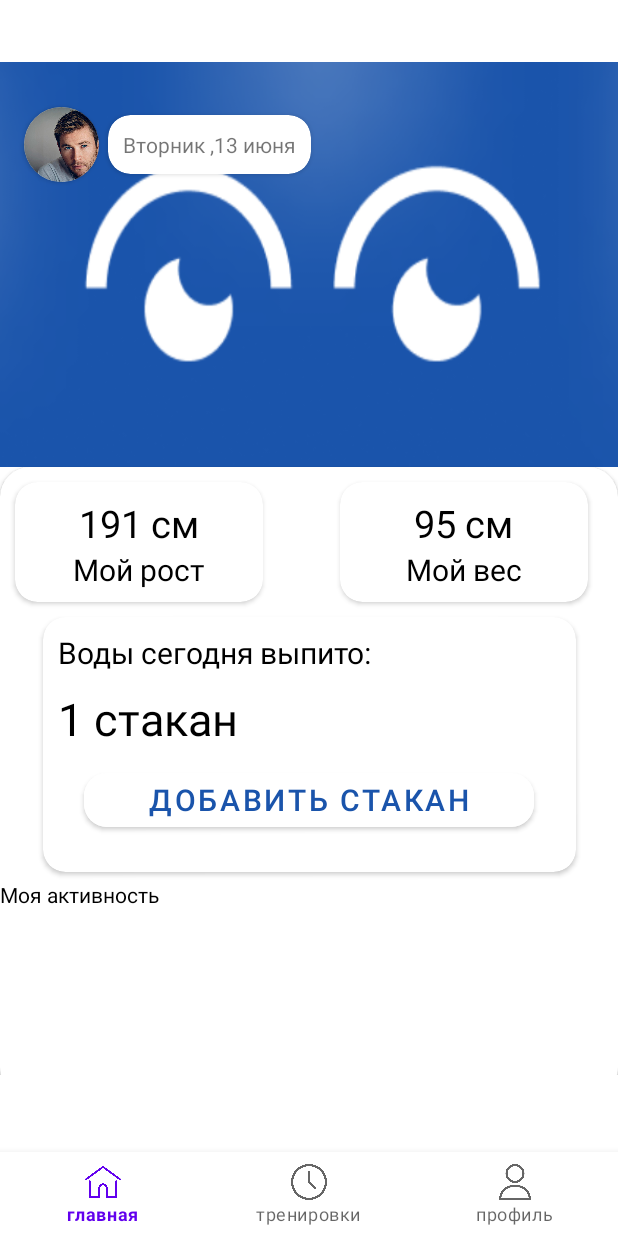
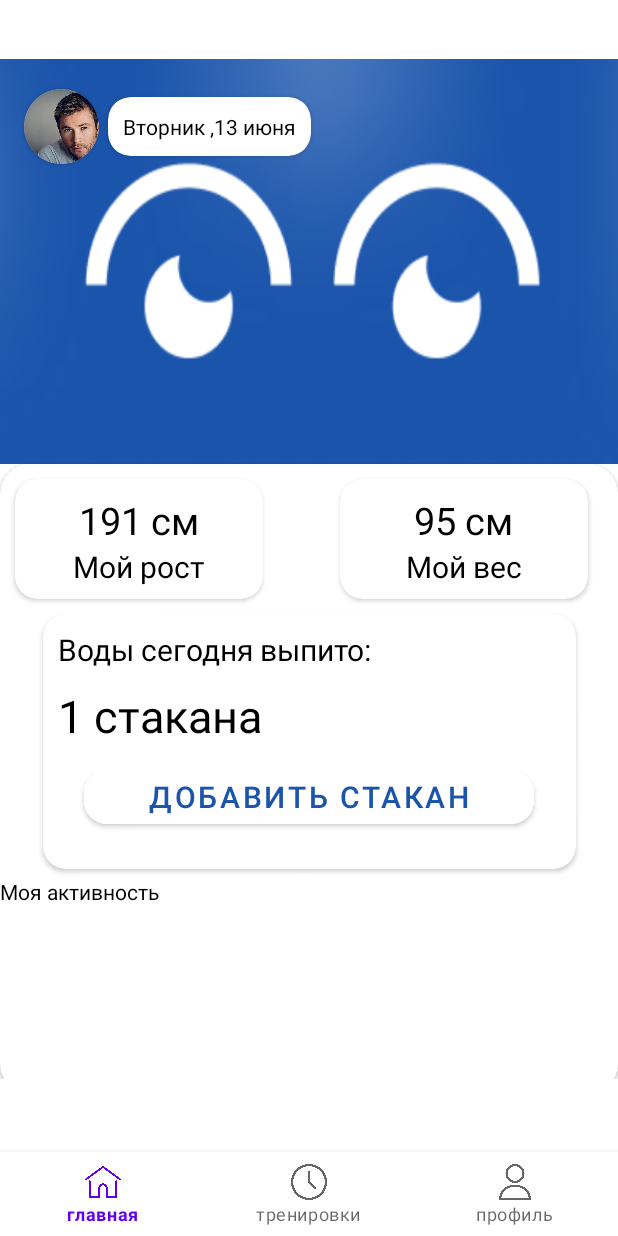
Before and after one commit to TatianaKa/FA, an Android app: the MainFragment screen opened directly, with no data from a screen before it, after a tap on "ДOБАВИТЬ СТАКАН", on a phone screen of 412 x 824 dp. Run offline under Robolectric (Android 15) with nearby library versions, the phone set to English and light mode, and no system bars; our stand-ins replace Firebase (no records; nobody signed in at launch, a user with empty details on screens opened directly), navigation-ui.

Commit message:
all work

```diff
--- a/app/src/main/AndroidManifest.xml
+++ b/app/src/main/AndroidManifest.xml
@@ -11,6 +11,9 @@
         android:supportsRtl="true"
         android:theme="@style/Theme.FA"
         tools:targetApi="31">
+        <activity
+            android:name=".main.EditDataActivity"
+            android:exported="false" />
         <activity
             android:name=".DetailActivity"
             android:exported="false" />
--- a/app/src/main/java/com/example/fa/auth/RegActivity.kt
+++ b/app/src/main/java/com/example/fa/auth/RegActivity.kt
@@ -12,6 +12,7 @@ import android.widget.TextView
 import androidx.activity.result.ActivityResultCallback
 import androidx.activity.result.contract.ActivityResultContracts
 import com.example.fa.R
+import com.example.fa.main.EditDataActivity
 import com.google.firebase.auth.FirebaseAuth
 import com.google.firebase.firestore.FirebaseFirestore
 import com.google.firebase.ktx.Firebase
@@ -98,7 +99,6 @@ class RegActivity : AppCompatActivity() {
                             db.collection("User")
                                 .add(user)
                                 .addOnSuccessListener { documentReference ->
-
                                     val intent = Intent(this, DataRegActivity::class.java)
                                     intent.putExtra("path", documentReference.id)
                                     startActivity(intent)
--- a/app/src/main/java/com/example/fa/fragment/MainFragment.kt
+++ b/app/src/main/java/com/example/fa/fragment/MainFragment.kt
@@ -1,5 +1,6 @@
 package com.example.fa.fragment
 
+import android.content.Intent
 import android.os.Build
 import android.os.Bundle
 import androidx.fragment.app.Fragment
@@ -12,6 +13,7 @@ import com.bumptech.glide.Glide
 import com.example.fa.adapter.ActivityAdapter
 import com.example.fa.adapter.WorkoutAdapter
 import com.example.fa.databinding.FragmentMainBinding
+import com.example.fa.main.EditDataActivity
 import com.example.fa.model.Activity
 import com.google.firebase.auth.FirebaseAuth
 import com.google.firebase.firestore.FirebaseFirestore
@@ -63,9 +65,28 @@ class MainFragment : Fragment() {
             11->nameMonth="ноября"
             12->nameMonth="декабря"
         }
+
+        binding.cvHeight.setOnClickListener {
+            val intent= Intent(binding.root.context, EditDataActivity::class.java)
+            intent.putExtra("type","Height")
+            startActivity(intent)
+        }
+        binding.cvWeight.setOnClickListener {
+            val intent=Intent(binding.root.context,EditDataActivity::class.java)
+            intent.putExtra("type","Weight")
+            startActivity(intent)
+        }
+
         binding.btnAddWater.setOnClickListener {
             qtyGlass+=1
-            binding.tvQty.text="$qtyGlass стакан"
+            var glass="стакан"
+            if(qtyGlass>=1 && qtyGlass<6){
+                glass="стакана"
+            }
+            else if(qtyGlass>=6){
+                glass="стаканов"
+            }
+            binding.tvQty.text="$qtyGlass $glass"
         }
 
         binding.tvDateMain.setText("$dayWeek ,$day $nameMonth")
--- a/app/src/main/res/layout/activity_login.xml
+++ b/app/src/main/res/layout/activity_login.xml
@@ -9,6 +9,7 @@
     <TextView  android:layout_width="wrap_content"
         android:layout_height="wrap_content"
         android:text="Welcome back"
+        android:textColor="@color/black"
         android:layout_gravity="center"
         android:textSize="25sp"
         android:layout_marginTop="110dp"/>
@@ -18,6 +19,7 @@
         android:layout_height="wrap_content"
         android:text="Login to continue"
         android:layout_gravity="center"
+        android:textColor="@color/black"
         android:textSize="20sp"
         android:layout_marginTop="5dp"/>
     <EditText
@@ -56,6 +58,7 @@
         android:layout_marginTop="10dp"
         android:text="create new account"
         android:layout_gravity="center"
+        android:textColor="@color/black"
         android:textSize="15sp"/>
 
 </LinearLayout>
--- a/app/src/main/res/layout/activity_main.xml
+++ b/app/src/main/res/layout/activity_main.xml
@@ -10,7 +10,7 @@
         android:id="@+id/fragment"
         android:name="androidx.navigation.fragment.NavHostFragment"
         android:layout_width="match_parent"
-        android:layout_height="675dp"
+        android:layout_height="680dp"
         android:layout_marginBottom="10dp"
         app:defaultNavHost="true"
         app:layout_constraintBottom_toTopOf="@+id/bottomNavigationView"
--- a/app/src/main/res/layout/fragment_main.xml
+++ b/app/src/main/res/layout/fragment_main.xml
@@ -21,7 +21,7 @@
             android:layout_width="50dp"
             android:layout_height="50dp"
             android:layout_marginLeft="16dp"
-            android:layout_marginTop="30dp"
+            android:layout_marginTop="20dp"
             app:cardCornerRadius="30dp">
 
             <ImageView
@@ -36,7 +36,7 @@
             android:layout_width="wrap_content"
             android:layout_height="wrap_content"
             android:layout_marginLeft="6dp"
-            android:layout_marginTop="35dp"
+            android:layout_marginTop="25dp"
             android:background="@color/white"
             app:cardCornerRadius="15dp">
 
@@ -44,6 +44,7 @@
                 android:layout_width="wrap_content"
                 android:layout_height="wrap_content"
                 android:padding="10dp"
+                android:textColor="@color/black"
                 android:id="@+id/tvDateMain"
                 android:text="Среда, 25 мая" />
         </androidx.cardview.widget.CardView>
@@ -62,7 +63,7 @@
             android:layout_height="match_parent">
 
             <androidx.cardview.widget.CardView
-                android:id="@+id/cardView"
+                android:id="@+id/cvHeight"
                 android:layout_width="165dp"
                 android:layout_height="80dp"
                 android:layout_marginLeft="10dp"
@@ -99,6 +100,7 @@
             </androidx.cardview.widget.CardView>
 
             <androidx.cardview.widget.CardView
+                android:id="@+id/cvWeight"
                 android:layout_width="165dp"
                 android:layout_height="80dp"
                 android:layout_marginTop="10dp"
@@ -144,7 +146,7 @@
                 android:layout_marginTop="10dp"
                 app:layout_constraintEnd_toEndOf="parent"
                 app:layout_constraintStart_toStartOf="parent"
-                app:layout_constraintTop_toBottomOf="@+id/cardView"
+                app:layout_constraintTop_toBottomOf="@+id/cvHeight"
                 tools:ignore="MissingConstraints">
 
                 <LinearLayout
--- a/app/src/main/res/layout/fragment_profile.xml
+++ b/app/src/main/res/layout/fragment_profile.xml
@@ -22,13 +22,10 @@
         android:layout_width="wrap_content"
         android:layout_height="wrap_content"
         android:text="Иван"
+        android:textColor="@color/black"
         android:layout_gravity="center_horizontal"
         android:layout_marginTop="20dp"
         android:textSize="20sp"/>
-   <com.db.williamchart.view.LineChartView
-       android:id="@+id/lineChart"
-       android:layout_width="0dp"
-       android:layout_height="72dp"/>
     <androidx.cardview.widget.CardView
         android:layout_width="200dp"
         android:layout_height="200dp"
--- a/app/src/main/res/layout/fragment_workout.xml
+++ b/app/src/main/res/layout/fragment_workout.xml
@@ -33,7 +33,7 @@
             android:background="@color/white">
             <TextView
                 android:id="@+id/tvTimeWorkout"
-
+                android:textColor="@color/black"
                 android:layout_width="wrap_content"
                 android:layout_height="wrap_content"
                 android:padding="10dp"
--- a/app/src/main/res/layout/item_list.xml
+++ b/app/src/main/res/layout/item_list.xml
@@ -37,17 +37,17 @@
             android:textColor="@color/white"
             android:textSize="20sp"
             app:layout_constraintStart_toStartOf="parent"
-            app:layout_constraintTop_toBottomOf="@+id/tvNameWorkout" />
+            app:layout_constraintTop_toBottomOf="@+id/rvNameWorkout" />
 
         <TextView
             android:id="@+id/rvTimeWorkout"
             android:layout_width="wrap_content"
             android:layout_height="wrap_content"
+            android:layout_marginLeft="10dp"
             android:text="30 минут"
-            android:layout_marginLeft="10dp"
             android:textColor="@color/white"
             android:textSize="20sp"
-            app:layout_constraintBottom_toTopOf="@+id/btnStartWorkout"
+            app:layout_constraintBottom_toTopOf="@+id/rvStartWorkout"
             app:layout_constraintStart_toStartOf="parent" />
 
         <Button
```
Also changed, not shown: app/src/main/java/com/example/fa/fragment/ProfileFragment.kt (+7 -0 lines), app/src/main/java/com/example/fa/main/EditDataActivity.kt (added, +65 -0 lines), app/src/main/java/com/example/fa/model/User.kt (added, +14 -0 lines), app/src/main/res/layout/activity_edit_data.xml (added, +39 -0 lines).
